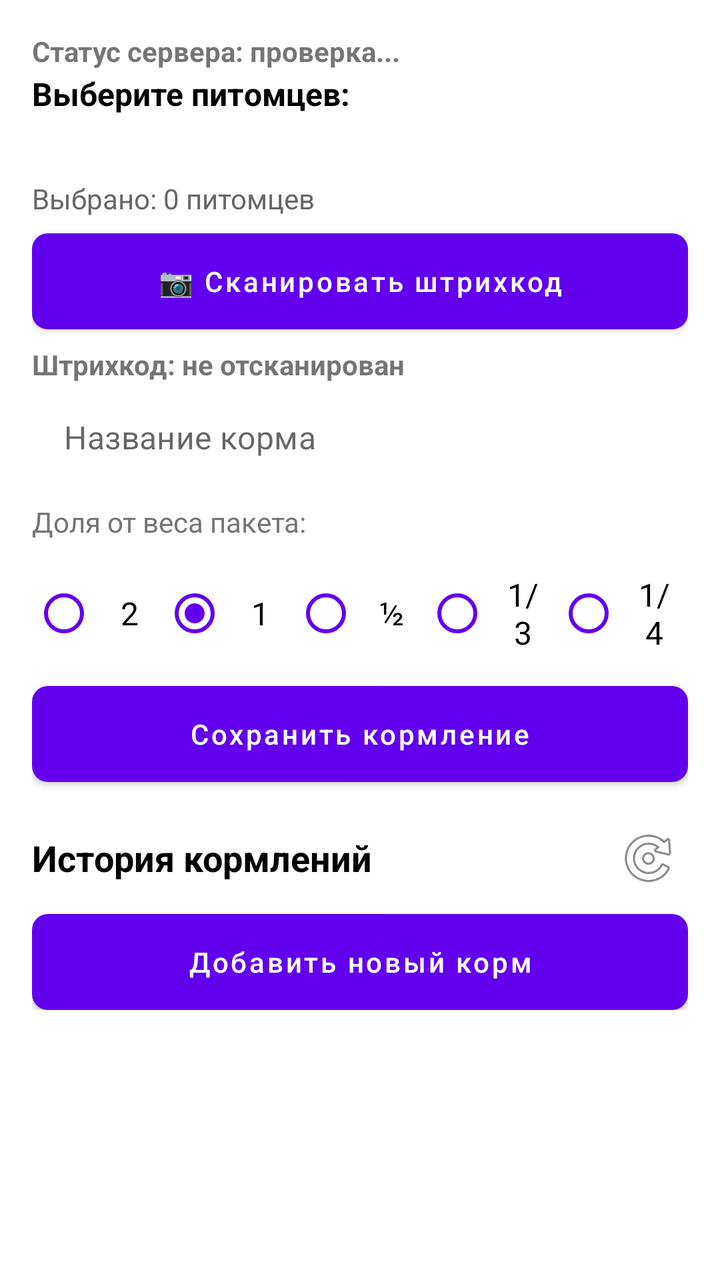
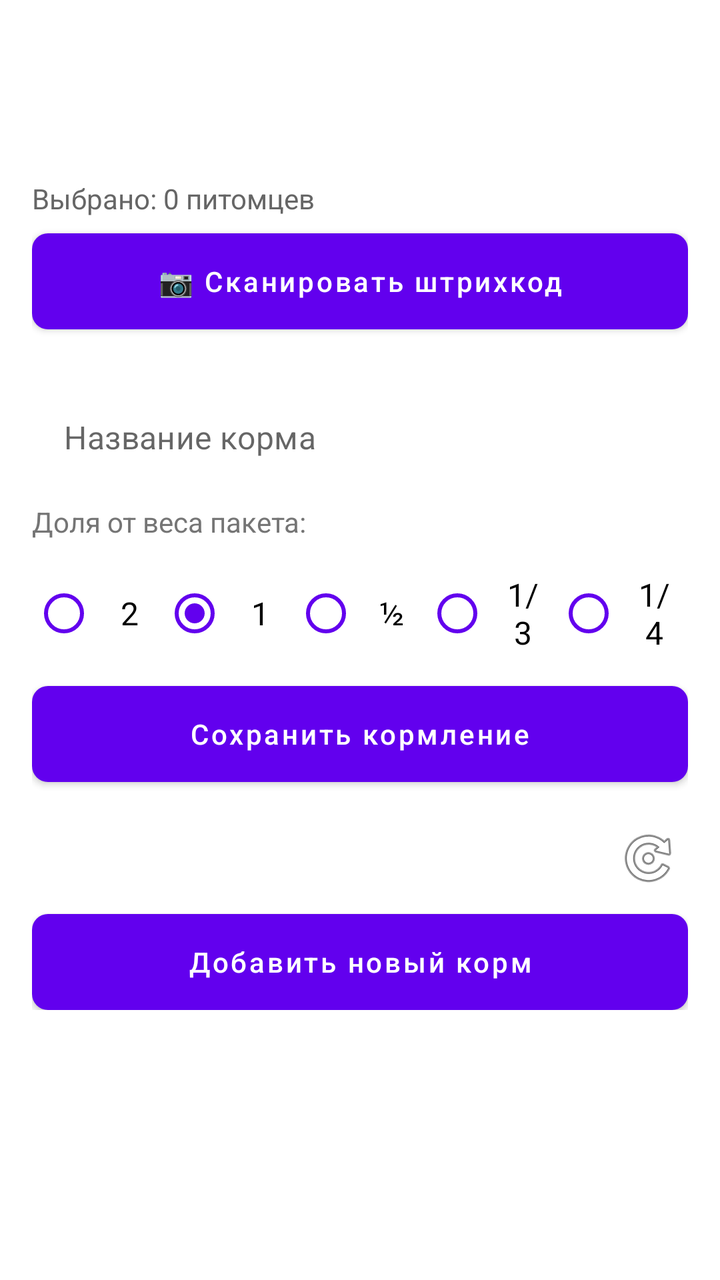

An Android layout rendered at two revisions. The XML below is the earlier revision; the diff shows what the commit changed to produce the second picture.
<!-- AndroidManifest.xml: application theme Theme.CatFeeder -->
<!-- res/layout/activity_main.xml -->
<?xml version="1.0" encoding="utf-8"?>
<ScrollView xmlns:android="http://schemas.android.com/apk/res/android"
    android:layout_width="match_parent"
    android:layout_height="match_parent"
    android:padding="16dp">

    <LinearLayout
        android:layout_width="match_parent"
        android:layout_height="wrap_content"
        android:orientation="vertical">

        
        <TextView
            android:id="@+id/tv_server_status"
            android:layout_width="match_parent"
            android:layout_height="wrap_content"
            android:layout_marginBottom="0dp"
            android:text="Статус сервера: проверка..."
            android:textStyle="bold" />

        
        

        <TextView
            android:layout_width="match_parent"
            android:layout_height="wrap_content"
            android:layout_marginTop="1dp"
            android:layout_marginBottom="16dp"
            android:text="Выберите питомцев:"
            android:textColor="#FF000000"
            android:textSize="16sp"
            android:textStyle="bold" />

        <HorizontalScrollView
            android:layout_width="match_parent"
            android:layout_height="wrap_content"
            android:scrollbars="none">

            <LinearLayout
                android:id="@+id/llPetsContainer"
                android:layout_width="wrap_content"
                android:layout_height="wrap_content"
                android:orientation="horizontal"
                android:padding="4dp" />
        </HorizontalScrollView>

        <TextView
            android:id="@+id/tvSelectedCount"
            android:layout_width="match_parent"
            android:layout_height="wrap_content"
            android:text="Выбрано: 0 питомцев"
            android:textSize="14sp"
            android:textColor="#FF666666"
            android:layout_marginTop="8dp"
            android:layout_marginBottom="8dp" />

        <Button
            android:id="@+id/btn_scan"
            android:layout_width="match_parent"
            android:layout_height="wrap_content"
            android:text="📷 Сканировать штрихкод"
            android:layout_marginBottom="8dp"/>

        <TextView
            android:id="@+id/tv_barcode"
            android:layout_width="match_parent"
            android:layout_height="wrap_content"
            android:text="Штрихкод: не отсканирован"
            android:layout_marginBottom="4dp"
            android:textStyle="bold"/>

        
        <EditText
            android:id="@+id/et_food_name"
            android:layout_width="match_parent"
            android:layout_height="wrap_content"
            android:layout_marginBottom="2dp"
            android:hint="Название корма"
            android:inputType="text"
            android:minHeight="36dp" />

        
        
        <TextView
            android:layout_width="match_parent"
            android:layout_height="wrap_content"
            android:text="Доля от веса пакета:"
            android:textSize="14sp"
            android:textColor="@color/text_secondary"
            android:layout_marginTop="8dp"
            android:layout_marginBottom="8dp"/>

        <RadioGroup
            android:id="@+id/rgPortion"
            android:layout_width="match_parent"
            android:layout_height="wrap_content"
            android:orientation="horizontal"
            android:gravity="center"
            android:layout_marginBottom="8dp">

            <RadioButton
                android:id="@+id/rbPortion2"
                android:layout_width="0dp"
                android:layout_height="wrap_content"
                android:layout_weight="1"
                android:text="2"
                android:textSize="16sp"
                android:buttonTint="@color/purple_500"
                android:padding="8dp"
                android:gravity="center"/>

            <RadioButton
                android:id="@+id/rbPortion1"
                android:layout_width="0dp"
                android:layout_height="wrap_content"
                android:layout_weight="1"
                android:text="1"
                android:textSize="16sp"
                android:buttonTint="@color/purple_500"
                android:padding="8dp"
                android:gravity="center"
                android:checked="true"/>

            <RadioButton
                android:id="@+id/rbPortionHalf"
                android:layout_width="0dp"
                android:layout_height="wrap_content"
                android:layout_weight="1"
                android:text="½"
                android:textSize="16sp"
                android:buttonTint="@color/purple_500"
                android:padding="8dp"
                android:gravity="center"/>
        
          <RadioButton
              android:id="@+id/rbPortionThird"
              android:layout_width="0dp"
              android:layout_height="wrap_content"
              android:layout_weight="1"
              android:text="1/3"
              android:textSize="16sp"
              android:buttonTint="@color/purple_500"
              android:padding="8dp"
              android:gravity="center"/>
            
          <RadioButton
              android:id="@+id/rbPortionQuarter"
              android:layout_width="0dp"
              android:layout_height="wrap_content"
              android:layout_weight="1"
              android:text="1/4"
              android:textSize="16sp"
              android:buttonTint="@color/purple_500"
              android:padding="8dp"
              android:gravity="center"/>

      </RadioGroup>

      
        <LinearLayout
            android:layout_width="match_parent"
            android:layout_height="wrap_content"
            android:orientation="horizontal"
            android:gravity="center_vertical"
            android:layout_marginBottom="16dp"
            android:background="@color/light_gray_bg"
            android:padding="12dp"
            android:visibility="gone"
            android:id="@+id/llCalculatedWeight">

            <TextView
                android:layout_width="wrap_content"
                android:layout_height="wrap_content"
                android:text="Вес порции: "
                android:textSize="16sp"
                android:textColor="@color/text_primary"/>

            <TextView
                android:id="@+id/tvCalculatedWeight"
                android:layout_width="wrap_content"
                android:layout_height="wrap_content"
                android:text="0 г"
                android:textSize="18sp"
                android:textStyle="bold"
                android:textColor="@color/purple_500"
                android:layout_marginStart="8dp"/>

            <TextView
                android:id="@+id/tvPerPet"
                android:layout_width="wrap_content"
                android:layout_height="wrap_content"
                android:text=""
                android:textSize="14sp"
                android:textColor="@color/text_secondary"
                android:layout_marginStart="16dp"/>

        </LinearLayout>

        
        <Button
            android:id="@+id/btn_save"
            android:layout_width="match_parent"
            android:layout_height="wrap_content"
            android:text="Сохранить кормление"
            android:layout_marginBottom="16dp"/>

        
        <ProgressBar
            android:id="@+id/progressBar"
            android:layout_width="wrap_content"
            android:layout_height="wrap_content"
            android:layout_gravity="center"
            android:visibility="gone"
            android:layout_marginBottom="16dp"/>

        
        <LinearLayout
            android:layout_width="match_parent"
            android:layout_height="wrap_content"
            android:layout_marginTop="2dp"
            android:gravity="center_vertical"
            android:orientation="horizontal">

            <TextView
                android:layout_width="0dp"
                android:layout_height="wrap_content"
                android:layout_weight="1"
                android:text="История кормлений"
                android:textColor="#FF000000"
                android:textSize="18sp"
                android:textStyle="bold" />

            <ImageButton
                android:id="@+id/btn_refresh_history"
                android:layout_width="40dp"
                android:layout_height="40dp"
                android:background="?attr/selectableItemBackgroundBorderless"
                android:contentDescription="Обновить"
                android:src="@android:drawable/ic_menu_rotate"
                android:tooltipText="Обновить историю" />
        </LinearLayout>


        

        <androidx.recyclerview.widget.RecyclerView
            android:id="@+id/rv_history"
            android:layout_width="match_parent"
            android:layout_height="match_parent"
            android:background="@android:color/transparent" />

        <TextView
            android:id="@+id/tv_empty_state"
            android:layout_width="match_parent"
            android:layout_height="wrap_content"
            android:layout_marginTop="32dp"
            android:padding="32dp"
            android:gravity="center"
            android:text="Нет данных для отображения"
            android:textSize="16sp"
            android:textColor="@color/text_secondary"
            android:visibility="gone"/>
        <Button
            android:id="@+id/btn_AddFood"
            android:layout_width="match_parent"
            android:layout_height="wrap_content"
            android:text="Добавить новый корм"
            android:layout_marginTop="8dp" />

    </LinearLayout>
</ScrollView>
<!-- resources referenced by this layout -->
<resources>
  <color name="light_gray_bg">#F5F5F5</color>
  <color name="purple_500">#FF6200EE</color>
  <color name="text_primary">#212121</color>
  <color name="text_secondary">#757575</color>
  <style name="Theme.CatFeeder" parent="Theme.MaterialComponents.DayNight.DarkActionBar">
          
          <item name="colorPrimary">@color/purple_500</item>
          <item name="colorPrimaryVariant">@color/purple_700</item>
          <item name="colorOnPrimary">@color/white</item>
  
          
          <item name="colorSecondary">@color/teal_200</item>
          <item name="colorSecondaryVariant">@color/teal_700</item>
          <item name="colorOnSecondary">@color/black</item>
  
          
          <item name="android:statusBarColor" tools:targetApi="l">?attr/colorPrimaryVariant</item>
  
          
          <item name="android:windowLightStatusBar" tools:targetApi="m">true</item>
          <item name="android:windowLightNavigationBar" tools:targetApi="o_mr1">true</item>
  
          
          <item name="actionBarSize">56dp</item>
          <item name="actionBarStyle">@style/Widget.CatFeeder.ActionBar</item>
  
          
          <item name="editTextStyle">@style/Widget.CatFeeder.EditText</item>
  
          
          <item name="materialButtonStyle">@style/Widget.CatFeeder.Button</item>
      </style>
  <color name="purple_700">#FF3700B3</color>
  <color name="white">#FFFFFFFF</color>
  <color name="teal_200">#FF03DAC5</color>
  <color name="teal_700">#FF018786</color>
  <color name="black">#FF000000</color>
  <style name="Widget.CatFeeder.ActionBar" parent="Widget.MaterialComponents.ActionBar.Solid">
          <item name="background">@color/purple_500</item>
          <item name="titleTextColor">@color/white</item>
          <item name="subtitleTextColor">@color/white</item>
      </style>
  <style name="Widget.CatFeeder.EditText" parent="Widget.MaterialComponents.TextInputEditText.OutlinedBox">
          <item name="boxStrokeColor">@color/purple_200</item>
          <item name="android:padding">12dp</item>
          <item name="android:textSize">16sp</item>
      </style>
  <style name="Widget.CatFeeder.Button" parent="Widget.MaterialComponents.Button">
          <item name="android:minHeight">48dp</item>
          <item name="android:insetTop">0dp</item>
          <item name="android:insetBottom">0dp</item>
          <item name="cornerRadius">8dp</item>
          <item name="android:textAllCaps">false</item>
      </style>
  <color name="purple_200">#FFBB86FC</color>
</resources>

<!-- the commit's change to res/layout/activity_main.xml (unified diff, before → after) -->
@@ -27,7 +27,7 @@
             android:layout_marginTop="1dp"
             android:layout_marginBottom="16dp"
             android:text="Выберите питомцев:"
-            android:textColor="#FF000000"
+
             android:textSize="16sp"
             android:textStyle="bold" />
 
@@ -226,7 +226,7 @@
                 android:layout_height="wrap_content"
                 android:layout_weight="1"
                 android:text="История кормлений"
-                android:textColor="#FF000000"
+
                 android:textSize="18sp"
                 android:textStyle="bold" />
 
<!-- resource entries referenced after the edit -->
@@ -8,7 +8,11 @@
           
           <item name="colorPrimary">@color/purple_500</item>
           <item name="colorPrimaryVariant">@color/purple_700</item>
+          <item name="android:textColor">@color/white</item>
+          <item name="android:textColorPrimary">@color/white</item>
+          <item name="android:textColorSecondary">#FF888888</item>
           <item name="colorOnPrimary">@color/white</item>
+  
   
           
           <item name="colorSecondary">@color/teal_200</item>
